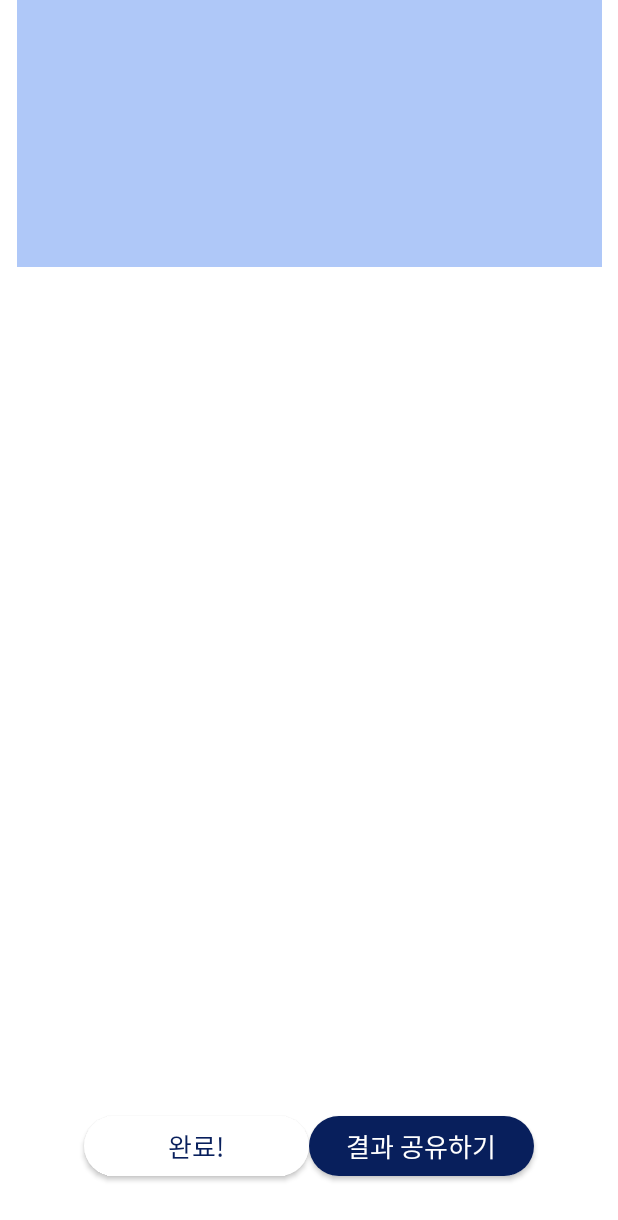
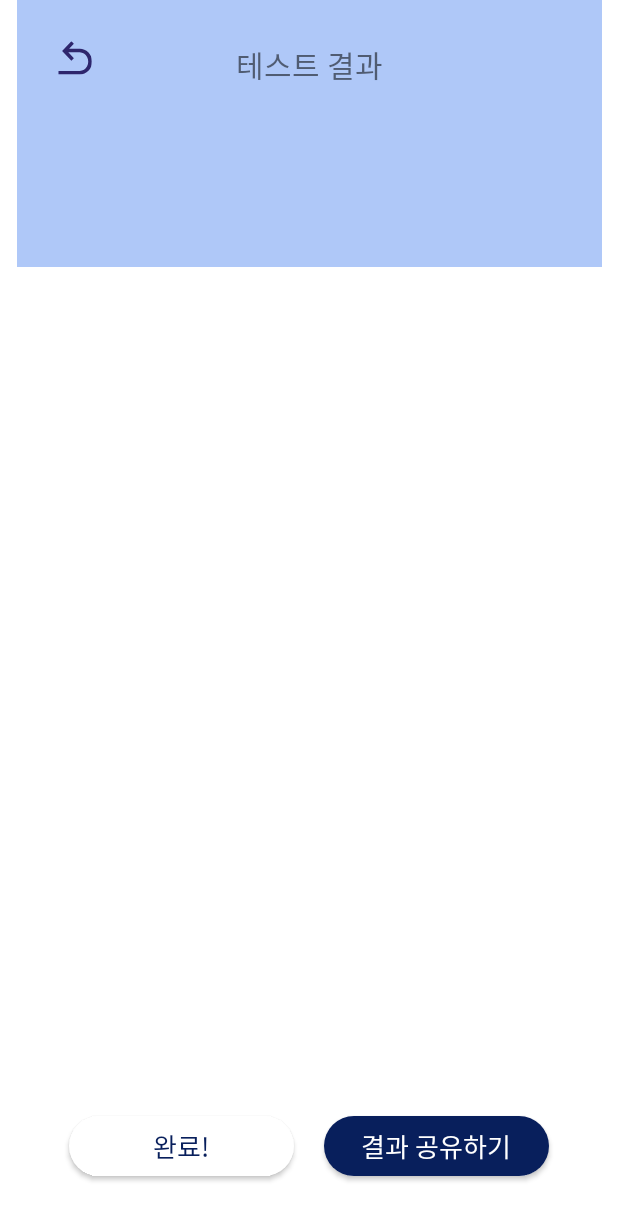
Before and after one commit to 2024ALPHA-FRONT-Kt/Android-Front, an Android app: the layout fragment_disc_result.xml on its own in the app's theme, with its tools: preview values and no code run, on a phone screen of 412 x 824 dp. Shown: the top 1220 px of the screen. Run offline under Robolectric (Android 15) with nearby library versions, the phone set to English and light mode, and no system bars.

Commit message:
[FIX] change background

```diff
--- a/ALPHA/app/src/main/res/layout/fragment_disc_result.xml
+++ b/ALPHA/app/src/main/res/layout/fragment_disc_result.xml
@@ -7,38 +7,41 @@
     android:layout_height="match_parent"
     tools:context=".ui.home.HomeFragment">
 
-    <ImageView
-        android:id="@+id/disc_character"
-        android:layout_width="50dp"
-        android:layout_height="50dp"
-        android:layout_marginTop="15dp"
-        android:layout_marginStart="15dp"
-        android:src="@drawable/ic_disc_back"
-        app:layout_constraintStart_toStartOf="parent"
-        app:layout_constraintTop_toTopOf="parent" />
-
-    <TextView
-        android:id="@+id/disc_test_page_test_start_text"
+    <FrameLayout
         android:layout_width="wrap_content"
-        android:layout_height="40dp"
-        android:fontFamily="@font/nanumsquareroundextrabold"
-        android:gravity="center"
-        android:text="테스트 결과"
-        android:textSize="20sp"
-
-        android:layout_marginTop="15dp"
-        app:layout_constraintBottom_toBottomOf="@+id/disc_character"
-        app:layout_constraintEnd_toEndOf="parent"
-        app:layout_constraintStart_toStartOf="@+id/disc_character"
-        app:layout_constraintTop_toTopOf="parent" />
-
-    <ImageView
-        android:layout_width="match_parent"
         android:layout_height="wrap_content"
-        android:src="@drawable/ic_disc_result_top_background"
         app:layout_constraintEnd_toEndOf="parent"
         app:layout_constraintStart_toStartOf="parent"
-        app:layout_constraintTop_toTopOf="parent" />
+        app:layout_constraintTop_toTopOf="parent">
+
+        <ImageView
+            android:layout_width="match_parent"
+            android:layout_height="wrap_content"
+            android:src="@drawable/ic_disc_result_top_background"
+            app:layout_constraintEnd_toEndOf="parent"
+            app:layout_constraintStart_toStartOf="parent"
+            app:layout_constraintTop_toTopOf="parent" />
+
+        <ImageView
+            android:id="@+id/disc_character"
+            android:layout_width="50dp"
+            android:layout_height="50dp"
+            android:layout_marginStart="15dp"
+            android:layout_marginTop="15dp"
+            android:src="@drawable/ic_disc_back"
+            app:layout_constraintStart_toStartOf="parent"
+            app:layout_constraintTop_toTopOf="parent" />
+
+        <TextView
+            android:id="@+id/disc_test_result_page_back"
+            android:layout_width="wrap_content"
+            android:layout_height="wrap_content"
+            android:layout_gravity="center_horizontal"
+            android:layout_marginTop="28dp"
+            android:fontFamily="@font/nanumsquareroundextrabold"
+            android:text="테스트 결과"
+            android:textSize="20sp" />
+    </FrameLayout>
 
     <LinearLayout
         android:id="@+id/linearLayout"
@@ -57,6 +60,7 @@
             android:background="@drawable/disc_complete_button"
             android:elevation="20dp"
             android:fontFamily="@font/nanumsquareroundbold"
+            android:layout_marginEnd="10dp"
             android:text="완료!"
             android:textColor="#081F5C"
             android:textSize="17sp" />
@@ -66,6 +70,7 @@
             android:layout_height="40dp"
             android:layout_marginBottom="10dp"
             android:background="@drawable/disc_share_button"
+            android:layout_marginStart="10dp"
             android:elevation="20dp"
             android:fontFamily="@font/nanumsquareroundbold"
             android:text="결과 공유하기"
```
